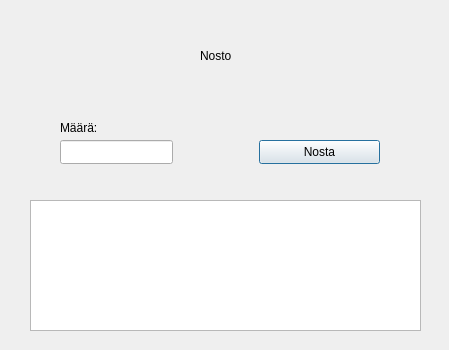
Before: the Qt Designer form bank-automat/withdrawbalance.ui in t3roja/ATM, drawn with Qt 5.
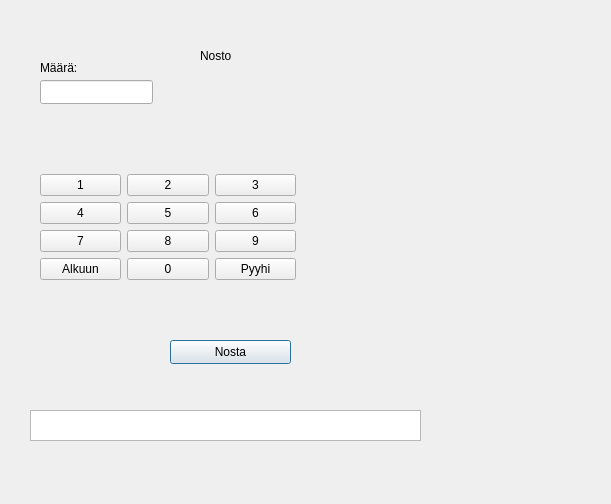
After: the same form once the commit is applied.

Diff of the .ui file:
```diff
--- a/bank-automat/withdrawbalance.ui
+++ b/bank-automat/withdrawbalance.ui
@@ -6,8 +6,8 @@
    <rect>
     <x>0</x>
     <y>0</y>
-    <width>449</width>
-    <height>350</height>
+    <width>611</width>
+    <height>504</height>
    </rect>
   </property>
   <property name="windowTitle">
@@ -16,8 +16,8 @@
   <widget class="QLineEdit" name="withdrawAmountText">
    <property name="geometry">
     <rect>
-     <x>60</x>
-     <y>140</y>
+     <x>40</x>
+     <y>80</y>
      <width>113</width>
      <height>24</height>
     </rect>
@@ -26,8 +26,8 @@
   <widget class="QLabel" name="label">
    <property name="geometry">
     <rect>
-     <x>60</x>
-     <y>120</y>
+     <x>40</x>
+     <y>60</y>
      <width>49</width>
      <height>16</height>
     </rect>
@@ -40,17 +40,17 @@
    <property name="geometry">
     <rect>
      <x>30</x>
-     <y>200</y>
+     <y>410</y>
      <width>391</width>
-     <height>131</height>
+     <height>31</height>
     </rect>
    </property>
   </widget>
   <widget class="QPushButton" name="buttonWithdraw">
    <property name="geometry">
     <rect>
-     <x>259</x>
-     <y>140</y>
+     <x>170</x>
+     <y>340</y>
      <width>121</width>
      <height>24</height>
     </rect>
@@ -72,6 +72,106 @@
     <string>Nosto</string>
    </property>
   </widget>
+  <widget class="QWidget" name="layoutWidget">
+   <property name="geometry">
+    <rect>
+     <x>40</x>
+     <y>130</y>
+     <width>256</width>
+     <height>194</height>
+    </rect>
+   </property>
+   <layout class="QVBoxLayout" name="verticalLayout">
+    <item>
+     <layout class="QGridLayout" name="gridLayout">
+      <item row="1" column="2">
+       <widget class="QPushButton" name="btn6">
+        <property name="text">
+         <string>6</string>
+        </property>
+       </widget>
+      </item>
+      <item row="3" column="1">
+       <widget class="QPushButton" name="btn0">
+        <property name="text">
+         <string>0</string>
+        </property>
+       </widget>
+      </item>
+      <item row="0" column="2">
+       <widget class="QPushButton" name="btn3">
+        <property name="text">
+         <string>3</string>
+        </property>
+       </widget>
+      </item>
+      <item row="2" column="1">
+       <widget class="QPushButton" name="btn8">
+        <property name="text">
+         <string>8</string>
+        </property>
+       </widget>
+      </item>
+      <item row="3" column="0">
+       <widget class="QPushButton" name="btnReturn">
+        <property name="text">
+         <string>Alkuun</string>
+        </property>
+       </widget>
+      </item>
+      <item row="3" column="2">
+       <widget class="QPushButton" name="btnErase">
+        <property name="text">
+         <string>Pyyhi</string>
+        </property>
+       </widget>
+      </item>
+      <item row="1" column="0">
+       <widget class="QPushButton" name="btn4">
+        <property name="text">
+         <string>4</string>
+        </property>
+       </widget>
+      </item>
+      <item row="0" column="1">
+       <widget class="QPushButton" name="btn2">
+        <property name="text">
+         <string>2</string>
+        </property>
+       </widget>
+      </item>
+      <item row="0" column="0">
+       <widget class="QPushButton" name="btn1">
+        <property name="text">
+         <string>1</string>
+        </property>
+       </widget>
+      </item>
+      <item row="1" column="1">
+       <widget class="QPushButton" name="btn5">
+        <property name="text">
+         <string>5</string>
+        </property>
+       </widget>
+      </item>
+      <item row="2" column="2">
+       <widget class="QPushButton" name="btn9">
+        <property name="text">
+         <string>9</string>
+        </property>
+       </widget>
+      </item>
+      <item row="2" column="0">
+       <widget class="QPushButton" name="btn7">
+        <property name="text">
+         <string>7</string>
+        </property>
+       </widget>
+      </item>
+     </layout>
+    </item>
+   </layout>
+  </widget>
  </widget>
  <resources/>
  <connections/>
```
